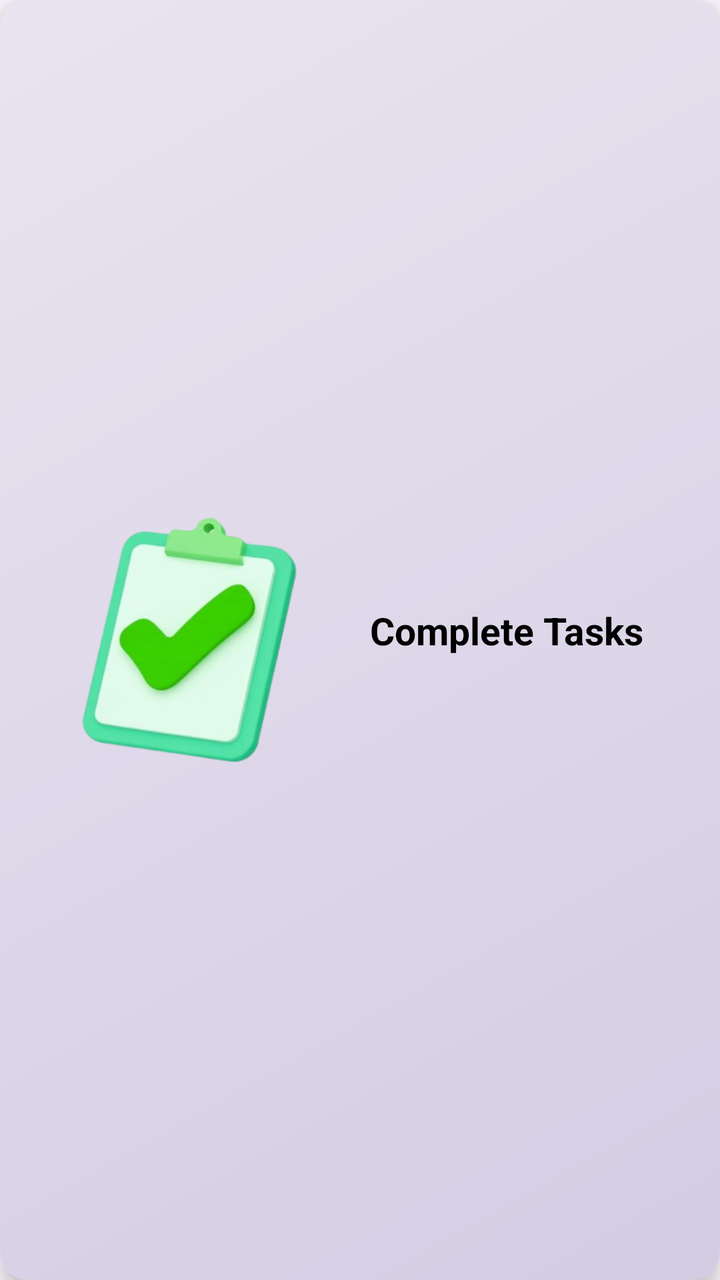
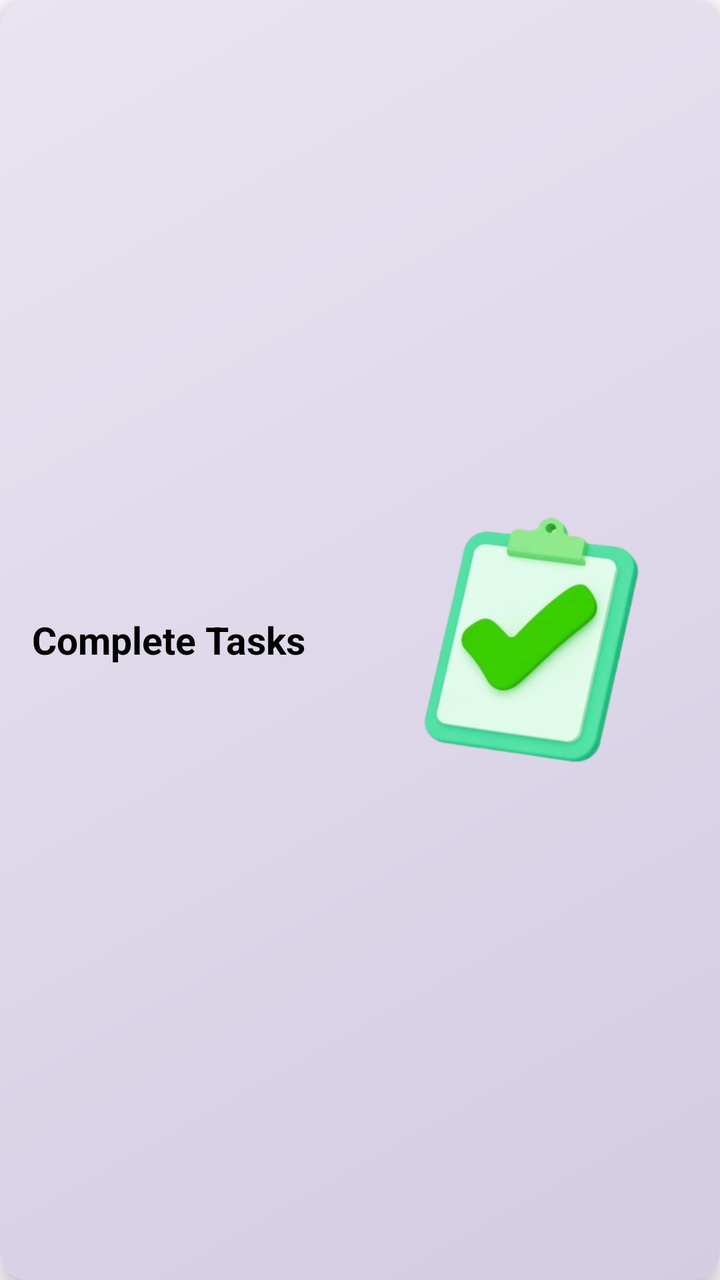

An Android layout rendered at two revisions. The XML below is the earlier revision; the diff shows what the commit changed to produce the second picture.
<!-- AndroidManifest.xml: application theme Theme.RGamer -->
<!-- res/layout/card_tasks.xml -->
<?xml version="1.0" encoding="utf-8"?>
<androidx.cardview.widget.CardView
    xmlns:android="http://schemas.android.com/apk/res/android"
    xmlns:app="http://schemas.android.com/apk/res-auto"
    android:id="@+id/card_tasks"
    android:layout_width="match_parent"
    android:layout_height="157dp"
    android:layout_marginBottom="12dp"
    app:cardCornerRadius="14dp"
    app:cardElevation="6dp">

    <LinearLayout
        android:layout_width="match_parent"
        android:layout_height="match_parent"
        android:padding="16dp"
        android:background="@drawable/bg_card_gradient"
        android:orientation="horizontal"
        android:gravity="center_vertical">

        <ImageView
            android:layout_width="157dp"
            android:layout_height="123dp"
            android:src="@drawable/ic_tasks" />

        <TextView
            android:layout_width="220dp"
            android:layout_height="35dp"
            android:layout_marginStart="12dp"
            android:text="Complete Tasks"
            android:textColor="@color/black"
            android:textSize="19dp"
            android:textStyle="bold" />

    </LinearLayout>
</androidx.cardview.widget.CardView>
<!-- resources referenced by this layout -->
<resources>
  <color name="black">#FF000000</color>
  <!-- drawable bg_card_gradient (drawable) -->
  <?xml version="1.0" encoding="utf-8"?>
  <shape xmlns:android="http://schemas.android.com/apk/res/android"
      android:shape="rectangle">
  
      
      <corners android:radius="14dp" />
  
      
      <gradient
          android:startColor="#D3CCE3"
          android:endColor="#E9E4F0"
          android:angle="135" />
  
  </shape>
  <!-- drawable ic_tasks: png bitmap (drawable, 55555 bytes) -->
  <style name="Theme.RGamer" parent="Base.Theme.RGamer" />
  <style name="Base.Theme.RGamer" parent="Theme.Material3.DayNight.NoActionBar">
          
          
      </style>
</resources>

<!-- the commit's change to res/layout/card_tasks.xml (unified diff, before → after) -->
@@ -17,19 +17,21 @@
         android:orientation="horizontal"
         android:gravity="center_vertical">
 
+        
+        <TextView
+            android:layout_width="0dp"
+            android:layout_height="wrap_content"
+            android:layout_weight="1"
+            android:text="Complete Tasks"
+            android:textColor="@color/black"
+            android:textSize="19sp"
+            android:textStyle="bold" />
+
+        
         <ImageView
             android:layout_width="157dp"
             android:layout_height="123dp"
             android:src="@drawable/ic_tasks" />
 
-        <TextView
-            android:layout_width="220dp"
-            android:layout_height="35dp"
-            android:layout_marginStart="12dp"
-            android:text="Complete Tasks"
-            android:textColor="@color/black"
-            android:textSize="19dp"
-            android:textStyle="bold" />
-
     </LinearLayout>
 </androidx.cardview.widget.CardView>
